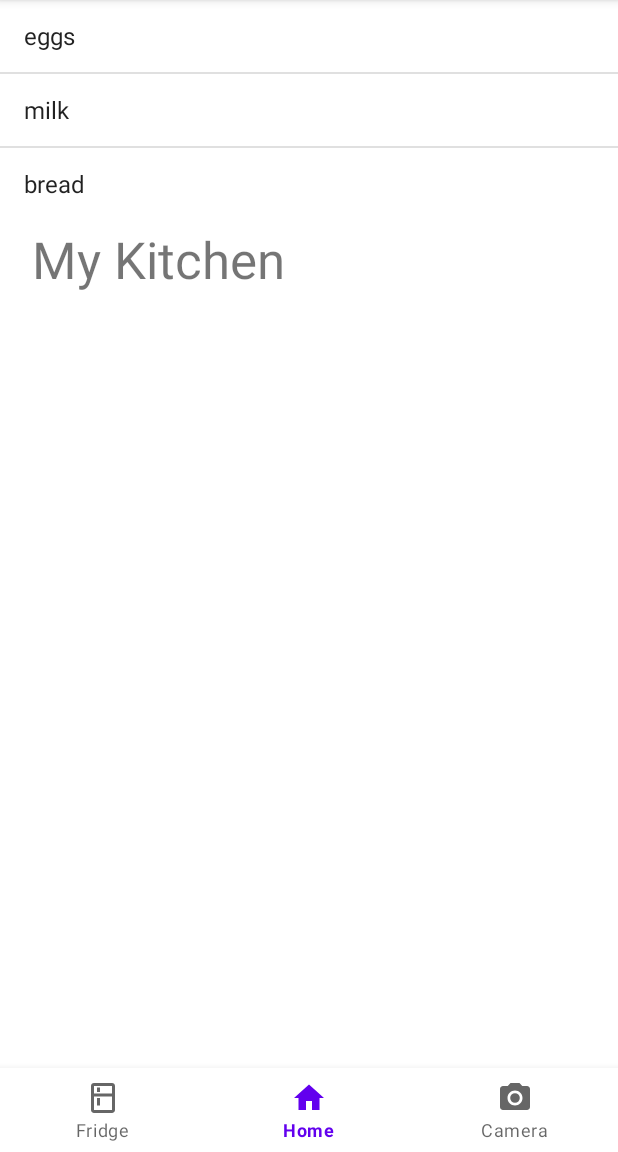
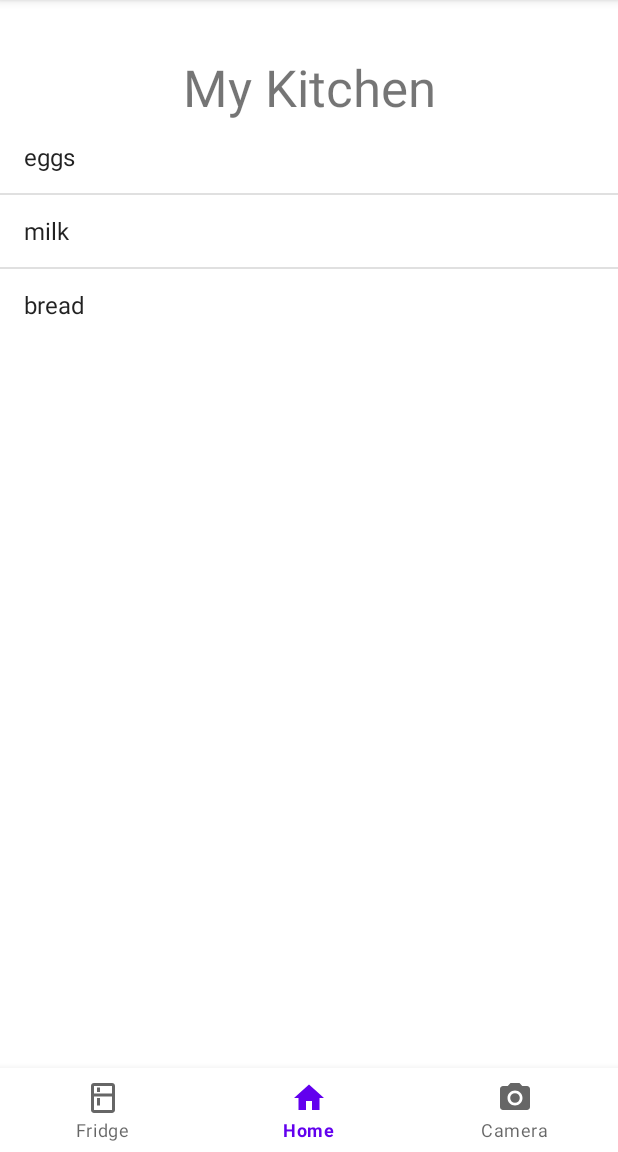
Before and after one commit to sjdobesh/surfeit, an Android app: the fragment ListFragment placed in its activity, on a phone screen of 412 x 824 dp, the part 84-1236 px from its top. Run offline under Robolectric (Android 15) with nearby library versions, the phone set to English and light mode, and no system bars; libraries missing offline, so code that uses them is left out: com.budiyev.android.

Commit message:
resolving xml inconsistencies after merge

```diff
--- a/app/src/main/res/layout/list_fragment.xml
+++ b/app/src/main/res/layout/list_fragment.xml
@@ -7,28 +7,24 @@
     android:layout_height="match_parent"
     tools:context=".ui.main.ListFragment">
 
+
     <TextView
         android:id="@+id/textView"
         android:layout_width="wrap_content"
         android:layout_height="wrap_content"
-        android:layout_marginStart="21dp"
-        android:layout_marginTop="150dp"
-        android:layout_marginEnd="332dp"
-        android:layout_marginBottom="17dp"
         android:text="@string/fridge_name"
         android:textSize="34sp"
-        app:layout_constraintBottom_toTopOf="@+id/button2"
+        app:layout_constraintBottom_toBottomOf="parent"
         app:layout_constraintEnd_toEndOf="parent"
-        app:layout_constraintHorizontal_bias="0.0"
         app:layout_constraintStart_toStartOf="parent"
         app:layout_constraintTop_toTopOf="parent"
-        app:layout_constraintVertical_bias="0.0" />
-
+        app:layout_constraintVertical_bias="0.053" />
 
     <ListView
       android:id="@+id/list_view"
       android:layout_width="match_parent"
       android:layout_height="wrap_content"
+        app:layout_constraintTop_toBottomOf="@+id/textView"
         tools:ignore="MissingConstraints">
    </ListView>
 </androidx.constraintlayout.widget.ConstraintLayout>
```
